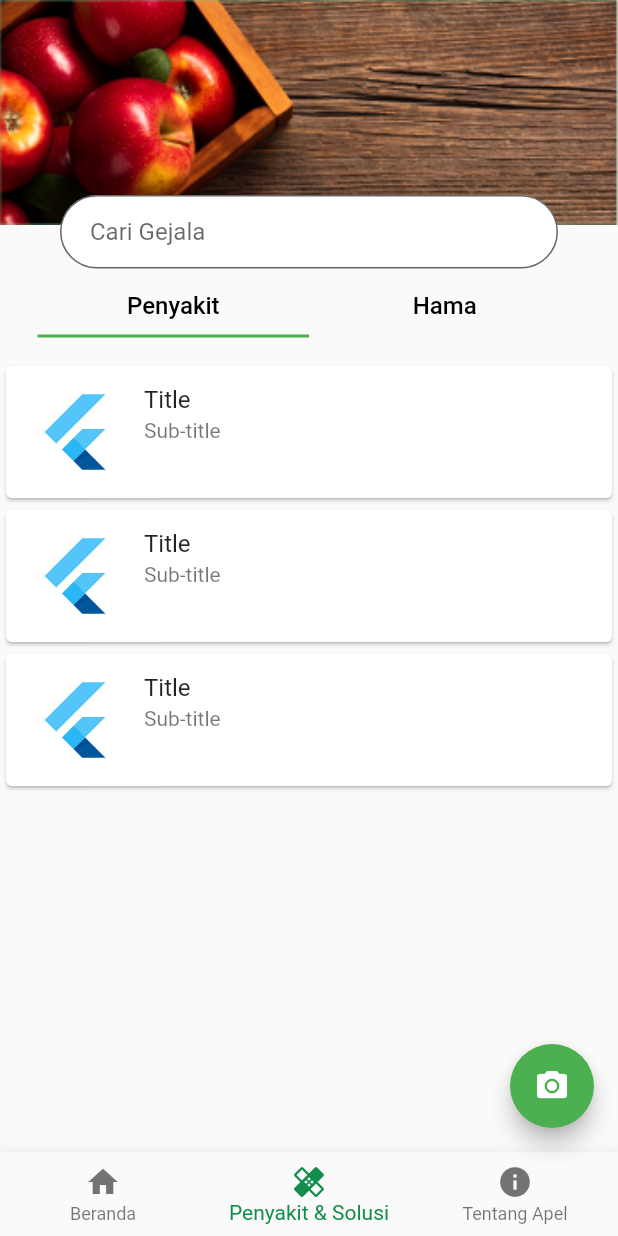
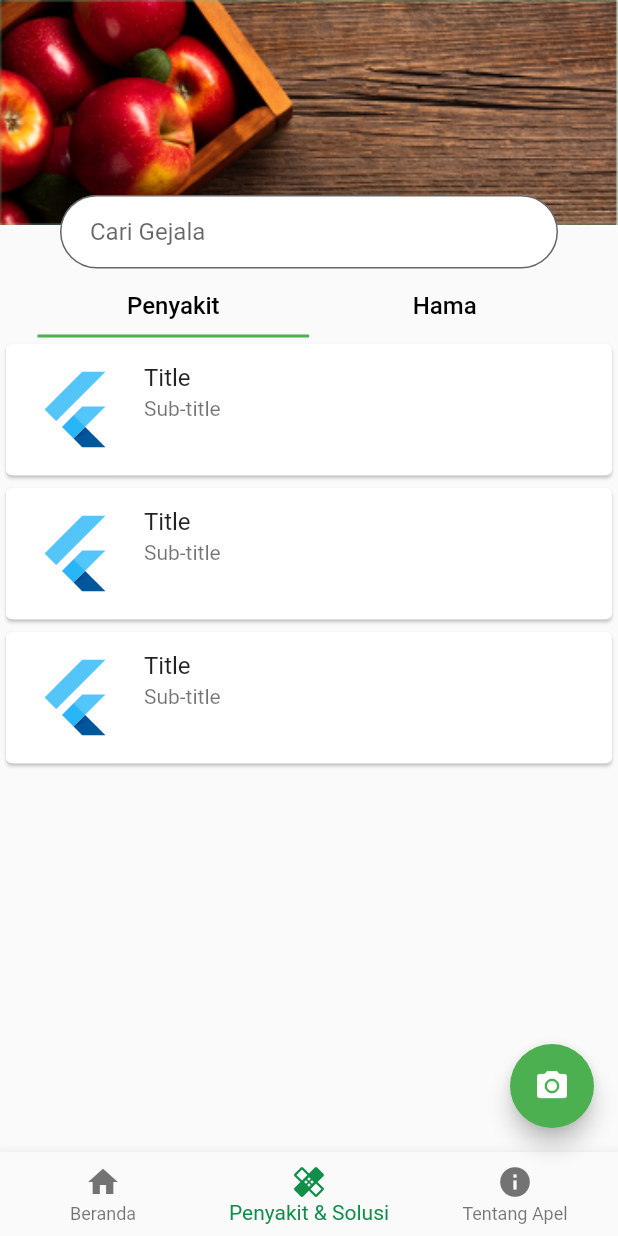
Before and after one commit to mhmmdaryad/doctorApple, a Flutter app: the screen it shows after launch, on a phone screen of 412 x 824 dp. Run offline on Flutter 3.47's test engine with Material 2 defaults, Android fonts, the phone set to English and light mode, and no system bars; our stand-ins replace camera.

Commit message:
Penyakit & Hama Solved Error

```diff
--- a/lib/dashboard.dart
+++ b/lib/dashboard.dart
@@ -2,6 +2,7 @@ import 'package:flutter/cupertino.dart';
 import 'package:flutter/material.dart';
 import 'package:camera/camera.dart';
 import 'camera.dart';
+import 'main.dart';
 
 class MyStatefulWidget extends StatefulWidget {
   @override
@@ -12,7 +13,6 @@ class _State extends State<MyStatefulWidget>
     with SingleTickerProviderStateMixin {
   int _selectedIndex = 1;
   static TabController _tabController;
-
   static FocusNode _focusNode;
 
   @override
@@ -125,8 +125,11 @@ class _State extends State<MyStatefulWidget>
             height: 150,
           ),
           Container(
+//            color: Colors.blueAccent,
             padding: EdgeInsets.only(top: 130),
             child: Column(
+              mainAxisSize: MainAxisSize.max,
+              mainAxisAlignment: MainAxisAlignment.spaceBetween,
               children: <Widget>[
                 Container(
                   padding: EdgeInsets.only(left: 40, right: 40),
@@ -150,21 +153,9 @@ class _State extends State<MyStatefulWidget>
                     ),
                   ),
                 ),
-//                Container(
-//                  padding: EdgeInsets.only(top: 15),
-//                  height: 40,
-//                  child: Row(
-//                    mainAxisAlignment: MainAxisAlignment.spaceEvenly,
-//                    children: <Widget>[
-//                      FlatButton(
-//                        child: Text("Penyakit", style: _tabText()),
-//                      ),
-//                      FlatButton(
-//                        child: Text("Hama", style: _tabText()),
-//                      ),
-//                    ],
-//                  ),
-//                )
+                Expanded(
+                    child: Container(
+                  child: Column(children: <Widget>[
                     Container(
                       padding: EdgeInsets.only(top: 15, left: 25, right: 25),
                       child: TabBar(
@@ -188,12 +179,9 @@ class _State extends State<MyStatefulWidget>
                         ],
                       ),
                     ),
-                Container(
-                  padding: EdgeInsets.only(top: 15),
-                  height: 450,
-                  child: TabBarView(
-                    controller: _tabController,
-                    children: <Widget>[
+                    Expanded(
+                      child: Container(
+                        child: TabBarView(controller: _tabController, children: <Widget>[
                           Container(
                             child: ListView(
                               children: <Widget>[
@@ -224,8 +212,7 @@ class _State extends State<MyStatefulWidget>
                               ],
                             ),
                           ),
-                      Container(
-                        child: ListView(
+                          ListView(
                             children: <Widget>[
                               Card(
                                 child: ListTile(
@@ -245,10 +232,97 @@ class _State extends State<MyStatefulWidget>
                               ),
                             ],
                           ),
+                        ]),
                       ),
-                    ],
-                  ),
-                ),
+                    )
+                  ]),
+                )),
+//                Column(
+//                  mainAxisSize: MainAxisSize.min,
+//                  children: <Widget>[
+//                    Container(
+//                      padding: EdgeInsets.only(top: 15, left: 25, right: 25),
+//                      child: TabBar(
+//                        controller: _tabController,
+//                        indicatorColor: Colors.green,
+//                        tabs: <Widget>[
+//                          Container(
+//                            padding: EdgeInsets.only(bottom: 10),
+//                            child: Text(
+//                              "Penyakit",
+//                              style: _tabText(),
+//                            ),
+//                          ),
+//                          Container(
+//                            padding: EdgeInsets.only(bottom: 10),
+//                            child: Text(
+//                              "Hama",
+//                              style: _tabText(),
+//                            ),
+//                          ),
+//                        ],
+//                      ),
+//                    ),
+//                    Expanded(
+//                      child: TabBarView(
+//                        controller: _tabController,
+//                        children: <Widget>[
+//                          Container(
+//                            child: ListView(
+//                              children: <Widget>[
+//                                Card(
+//                                  child: ListTile(
+//                                    leading: FlutterLogo(size: 60.0),
+//                                    title: Text('Title'),
+//                                    subtitle: Text('Sub-title'),
+//                                    isThreeLine: true,
+//                                  ),
+//                                ),
+//                                Card(
+//                                  child: ListTile(
+//                                    leading: FlutterLogo(size: 60.0),
+//                                    title: Text('Title'),
+//                                    subtitle: Text('Sub-title'),
+//                                    isThreeLine: true,
+//                                  ),
+//                                ),
+//                                Card(
+//                                  child: ListTile(
+//                                    leading: FlutterLogo(size: 60.0),
+//                                    title: Text('Title'),
+//                                    subtitle: Text('Sub-title'),
+//                                    isThreeLine: true,
+//                                  ),
+//                                ),
+//                              ],
+//                            ),
+//                          ),
+//                          ListView(
+//                            children: <Widget>[
+//                              Card(
+//                                child: ListTile(
+//                                  leading: FlutterLogo(size: 60.0),
+//                                  title: Text('Title'),
+//                                  subtitle: Text('Sub-title'),
+//                                  isThreeLine: true,
+//                                ),
+//                              ),
+//                              Card(
+//                                child: ListTile(
+//                                  leading: FlutterLogo(size: 60.0),
+//                                  title: Text('Title'),
+//                                  subtitle: Text('Sub-title'),
+//                                  isThreeLine: true,
+//                                ),
+//                              ),
+//                            ],
+//                          ),
+//                        ],
+//                      ),
+//                    ),
+////
+//                  ],
+//                ),
               ],
             ),
           ),
```
Lines whose indentation alone changed are shown as unchanged.
